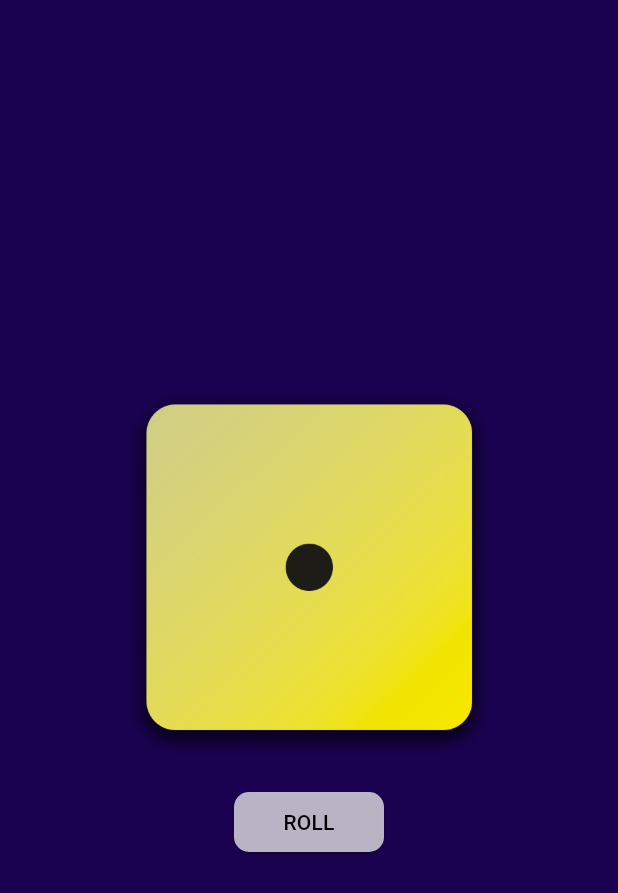
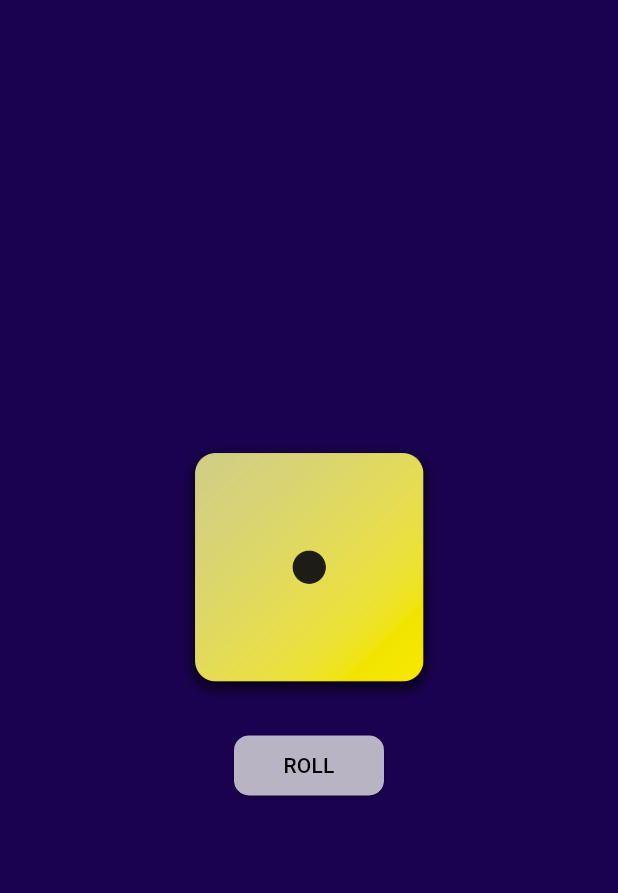
Before and after one commit to neo-0007/GDG-Flutter-Workshop, a Flutter app: the screen it shows after launch, on a phone screen of 412 x 824 dp. Shown: the top 893 px of the screen. Run offline on Flutter 3.47's test engine with Material 3 defaults, Android fonts, the phone set to English and light mode, and no system bars.

Commit message:
fix:fix sizing of image

```diff
--- a/dice_roller/lib/pages/dice_roller_page.dart
+++ b/dice_roller/lib/pages/dice_roller_page.dart
@@ -22,8 +22,10 @@ class _DiceRollerPageState extends State<DiceRollerPage> {
 
   @override
   Widget build(BuildContext context) {
+    double screenWidth = MediaQuery.sizeOf(context).width;
+
     return Padding(
-      padding: const EdgeInsets.symmetric(horizontal: 80, vertical: 0),
+      padding: EdgeInsets.symmetric(horizontal: screenWidth/3.5, vertical: 0),
       child: Column(
         mainAxisAlignment: MainAxisAlignment.center,
         children: [
```
